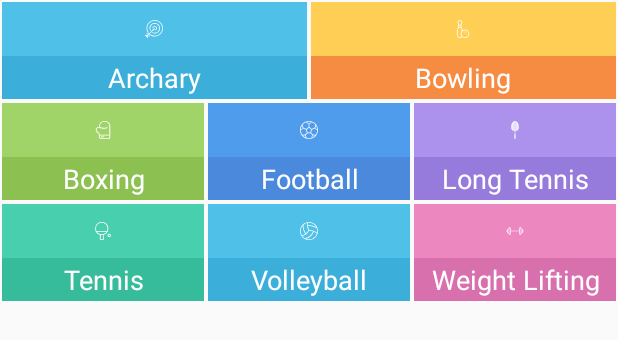
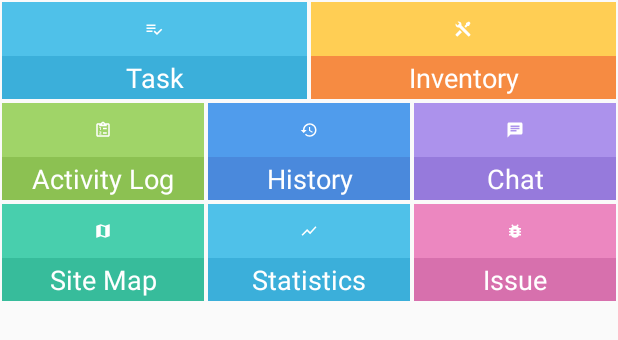
Before and after one commit to mknishad/suffix-field-force-android, an Android app: the layout fragment_home.xml on its own in the app's theme, with its tools: preview values and no code run, on a phone screen of 412 x 824 dp. Shown: the top 340 px of the screen. Run offline under Robolectric (Android 15) with nearby library versions, the phone set to English and light mode, and no system bars.

Commit message:
update home fragment items

```diff
--- /dev/null
+++ b/app/src/main/res/drawable/ic_chat_white_24dp.xml
@@ -0,0 +1,5 @@
+<vector android:height="24dp" android:tint="#FFFFFF"
+    android:viewportHeight="24.0" android:viewportWidth="24.0"
+    android:width="24dp" xmlns:android="http://schemas.android.com/apk/res/android">
+    <path android:fillColor="#FF000000" android:pathData="M20,2L4,2c-1.1,0 -1.99,0.9 -1.99,2L2,22l4,-4h14c1.1,0 2,-0.9 2,-2L22,4c0,-1.1 -0.9,-2 -2,-2zM6,9h12v2L6,11L6,9zM14,14L6,14v-2h8v2zM18,8L6,8L6,6h12v2z"/>
+</vector>
--- /dev/null
+++ b/app/src/main/res/drawable/ic_history_white_24dp.xml
@@ -0,0 +1,5 @@
+<vector android:height="24dp" android:tint="#FFFFFF"
+    android:viewportHeight="24.0" android:viewportWidth="24.0"
+    android:width="24dp" xmlns:android="http://schemas.android.com/apk/res/android">
+    <path android:fillColor="#FF000000" android:pathData="M13,3c-4.97,0 -9,4.03 -9,9L1,12l3.89,3.89 0.07,0.14L9,12L6,12c0,-3.87 3.13,-7 7,-7s7,3.13 7,7 -3.13,7 -7,7c-1.93,0 -3.68,-0.79 -4.94,-2.06l-1.42,1.42C8.27,19.99 10.51,21 13,21c4.97,0 9,-4.03 9,-9s-4.03,-9 -9,-9zM12,8v5l4.28,2.54 0.72,-1.21 -3.5,-2.08L13.5,8L12,8z"/>
+</vector>
--- /dev/null
+++ b/app/src/main/res/drawable/ic_issue_white_24dp.xml
@@ -0,0 +1,5 @@
+<vector android:height="24dp" android:tint="#FFFFFF"
+    android:viewportHeight="24.0" android:viewportWidth="24.0"
+    android:width="24dp" xmlns:android="http://schemas.android.com/apk/res/android">
+    <path android:fillColor="#FF000000" android:pathData="M20,8h-2.81c-0.45,-0.78 -1.07,-1.45 -1.82,-1.96L17,4.41 15.59,3l-2.17,2.17C12.96,5.06 12.49,5 12,5c-0.49,0 -0.96,0.06 -1.41,0.17L8.41,3 7,4.41l1.62,1.63C7.88,6.55 7.26,7.22 6.81,8L4,8v2h2.09c-0.05,0.33 -0.09,0.66 -0.09,1v1L4,12v2h2v1c0,0.34 0.04,0.67 0.09,1L4,16v2h2.81c1.04,1.79 2.97,3 5.19,3s4.15,-1.21 5.19,-3L20,18v-2h-2.09c0.05,-0.33 0.09,-0.66 0.09,-1v-1h2v-2h-2v-1c0,-0.34 -0.04,-0.67 -0.09,-1L20,10L20,8zM14,16h-4v-2h4v2zM14,12h-4v-2h4v2z"/>
+</vector>
--- /dev/null
+++ b/app/src/main/res/drawable/ic_list_white_24dp.xml
@@ -0,0 +1,5 @@
+<vector android:height="24dp" android:tint="#FFFFFF"
+    android:viewportHeight="24.0" android:viewportWidth="24.0"
+    android:width="24dp" xmlns:android="http://schemas.android.com/apk/res/android">
+    <path android:fillColor="#FF000000" android:pathData="M3,13h2v-2L3,11v2zM3,17h2v-2L3,15v2zM3,9h2L5,7L3,7v2zM7,13h14v-2L7,11v2zM7,17h14v-2L7,15v2zM7,7v2h14L21,7L7,7z"/>
+</vector>
--- /dev/null
+++ b/app/src/main/res/drawable/ic_log_white_24dp.xml
@@ -0,0 +1,5 @@
+<vector android:height="24dp" android:tint="#FFFFFF"
+    android:viewportHeight="24.0" android:viewportWidth="24.0"
+    android:width="24dp" xmlns:android="http://schemas.android.com/apk/res/android">
+    <path android:fillColor="#FF000000" android:pathData="M19 3H14.82C14.4 1.84 13.3 1 12 1S9.6 1.84 9.18 3H5C3.9 3 3 3.9 3 5V19C3 20.1 3.9 21 5 21H19C20.1 21 21 20.1 21 19V5C21 3.9 20.1 3 19 3M12 3C12.55 3 13 3.45 13 4S12.55 5 12 5 11 4.55 11 4 11.45 3 12 3M7 7H17V5H19V19H5V5H7V7M12 17V15H17V17H12M12 11V9H17V11H12M8 12V9H7V8H9V12H8M9.25 14C9.66 14 10 14.34 10 14.75C10 14.95 9.92 15.14 9.79 15.27L8.12 17H10V18H7V17.08L9 15H7V14H9.25"/>
+</vector>
--- /dev/null
+++ b/app/src/main/res/drawable/ic_map_white_24dp.xml
@@ -0,0 +1,5 @@
+<vector android:height="24dp" android:tint="#FFFFFF"
+    android:viewportHeight="24.0" android:viewportWidth="24.0"
+    android:width="24dp" xmlns:android="http://schemas.android.com/apk/res/android">
+    <path android:fillColor="#FF000000" android:pathData="M20.5,3l-0.16,0.03L15,5.1 9,3 3.36,4.9c-0.21,0.07 -0.36,0.25 -0.36,0.48V20.5c0,0.28 0.22,0.5 0.5,0.5l0.16,-0.03L9,18.9l6,2.1 5.64,-1.9c0.21,-0.07 0.36,-0.25 0.36,-0.48V3.5c0,-0.28 -0.22,-0.5 -0.5,-0.5zM15,19l-6,-2.11V5l6,2.11V19z"/>
+</vector>
--- /dev/null
+++ b/app/src/main/res/drawable/ic_playlist_add_check_white_24dp.xml
@@ -0,0 +1,5 @@
+<vector android:height="24dp" android:tint="#FFFFFF"
+    android:viewportHeight="24.0" android:viewportWidth="24.0"
+    android:width="24dp" xmlns:android="http://schemas.android.com/apk/res/android">
+    <path android:fillColor="#FF000000" android:pathData="M14,10L2,10v2h12v-2zM14,6L2,6v2h12L14,6zM2,16h8v-2L2,14v2zM21.5,11.5L23,13l-6.99,7 -4.51,-4.5L13,14l3.01,3 5.49,-5.5z"/>
+</vector>
--- /dev/null
+++ b/app/src/main/res/drawable/ic_show_chart_white_24dp.xml
@@ -0,0 +1,5 @@
+<vector android:height="24dp" android:tint="#FFFFFF"
+    android:viewportHeight="24.0" android:viewportWidth="24.0"
+    android:width="24dp" xmlns:android="http://schemas.android.com/apk/res/android">
+    <path android:fillColor="#FF000000" android:pathData="M3.5,18.49l6,-6.01 4,4L22,6.92l-1.41,-1.41 -7.09,7.97 -4,-4L2,16.99z"/>
+</vector>
--- /dev/null
+++ b/app/src/main/res/drawable/ic_tools_white_24dp.xml
@@ -0,0 +1,5 @@
+<vector android:height="24dp" android:tint="#FFFFFF"
+    android:viewportHeight="24.0" android:viewportWidth="24.0"
+    android:width="24dp" xmlns:android="http://schemas.android.com/apk/res/android">
+    <path android:fillColor="#FF000000" android:pathData="M21.71 20.29L20.29 21.71A1 1 0 0 1 18.88 21.71L7 9.85A3.81 3.81 0 0 1 6 10A4 4 0 0 1 2.22 4.7L4.76 7.24L5.29 6.71L6.71 5.29L7.24 4.76L4.7 2.22A4 4 0 0 1 10 6A3.81 3.81 0 0 1 9.85 7L21.71 18.88A1 1 0 0 1 21.71 20.29M2.29 18.88A1 1 0 0 0 2.29 20.29L3.71 21.71A1 1 0 0 0 5.12 21.71L10.59 16.25L7.76 13.42M20 2L16 4V6L13.83 8.17L15.83 10.17L18 8H20L22 4Z"/>
+</vector>
--- a/app/src/main/res/layout/fragment_home.xml
+++ b/app/src/main/res/layout/fragment_home.xml
@@ -31,7 +31,7 @@
                     android:layout_height="@dimen/layout_height_10"
                     android:layout_gravity="center"
                     android:layout_marginTop="@dimen/layout_margin_10"
-                    android:src="@drawable/ic_icon_archary"
+                    android:src="@drawable/ic_playlist_add_check_white_24dp"
                     android:tint="@color/colorWhite" />
 
                 <TextView
@@ -40,7 +40,7 @@
                     android:layout_marginTop="@dimen/layout_margin_10"
                     android:background="@color/colorAquaDark"
                     android:gravity="center"
-                    android:text="Archary"
+                    android:text="@string/task"
                     android:padding="2dp"
                     android:textColor="@color/colorWhite"
                     android:textSize="18sp" />
@@ -60,7 +60,7 @@
                     android:layout_height="@dimen/layout_height_10"
                     android:layout_gravity="center"
                     android:layout_marginTop="@dimen/layout_margin_10"
-                    android:src="@drawable/ic_icon_bowling"
+                    android:src="@drawable/ic_tools_white_24dp"
                     android:tint="@color/colorWhite" />
 
                 <TextView
@@ -69,7 +69,7 @@
                     android:layout_marginTop="@dimen/layout_margin_10"
                     android:background="@color/colorFlowerDark"
                     android:gravity="center"
-                    android:text="Bowling"
+                    android:text="@string/inventory"
                     android:padding="2dp"
                     android:textColor="@color/colorWhite"
                     android:textSize="18sp" />
@@ -98,7 +98,7 @@
                     android:layout_height="@dimen/layout_height_10"
                     android:layout_gravity="center"
                     android:layout_marginTop="@dimen/layout_margin_10"
-                    android:src="@drawable/ic_icon_boxing"
+                    android:src="@drawable/ic_log_white_24dp"
                     android:tint="@color/colorWhite" />
 
                 <TextView
@@ -107,7 +107,7 @@
                     android:layout_marginTop="@dimen/layout_margin_10"
                     android:background="@color/colorGrassDark"
                     android:gravity="center"
-                    android:text="Boxing"
+                    android:text="@string/activity_log"
                     android:padding="2dp"
                     android:textColor="@color/colorWhite"
                     android:textSize="18sp" />
@@ -127,7 +127,7 @@
                     android:layout_height="@dimen/layout_height_10"
                     android:layout_gravity="center"
                     android:layout_marginTop="@dimen/layout_margin_10"
-                    android:src="@drawable/ic_icon_football"
+                    android:src="@drawable/ic_history_white_24dp"
                     android:tint="@color/colorWhite" />
 
                 <TextView
@@ -136,7 +136,7 @@
                     android:layout_marginTop="@dimen/layout_margin_10"
                     android:background="@color/colorBlueJeansDark"
                     android:gravity="center"
-                    android:text="Football"
+                    android:text="@string/history"
                     android:padding="2dp"
                     android:textColor="@color/colorWhite"
                     android:textSize="18sp" />
@@ -156,7 +156,7 @@
                     android:layout_height="@dimen/layout_height_10"
                     android:layout_gravity="center"
                     android:layout_marginTop="@dimen/layout_margin_10"
-                    android:src="@drawable/ic_icon_lontenis"
+                    android:src="@drawable/ic_chat_white_24dp"
                     android:tint="@color/colorWhite" />
 
                 <TextView
@@ -165,7 +165,7 @@
                     android:layout_marginTop="@dimen/layout_margin_10"
                     android:background="@color/colorLavanderDark"
                     android:gravity="center"
-                    android:text="Long Tennis"
+                    android:text="@string/chat"
                     android:padding="2dp"
                     android:textColor="@color/colorWhite"
                     android:textSize="18sp" />
@@ -194,7 +194,7 @@
                     android:layout_height="@dimen/layout_height_10"
                     android:layout_gravity="center"
                     android:layout_marginTop="@dimen/layout_margin_10"
-                    android:src="@drawable/ic_icon_tenis"
+                    android:src="@drawable/ic_map_white_24dp"
                     android:tint="@color/colorWhite" />
 
                 <TextView
@@ -203,7 +203,7 @@
                     android:layout_marginTop="@dimen/layout_margin_10"
                     android:background="@color/colorMintDark"
                     android:gravity="center"
-                    android:text="Tennis"
+                    android:text="@string/site_map"
                     android:padding="2dp"
                     android:textColor="@color/colorWhite"
                     android:textSize="18sp" />
@@ -223,7 +223,7 @@
                     android:layout_height="@dimen/layout_height_10"
                     android:layout_gravity="center"
                     android:layout_marginTop="@dimen/layout_margin_10"
-                    android:src="@drawable/ic_icon_volleyball"
+                    android:src="@drawable/ic_show_chart_white_24dp"
                     android:tint="@color/colorWhite" />
 
                 <TextView
@@ -232,7 +232,7 @@
                     android:layout_marginTop="@dimen/layout_margin_10"
                     android:background="@color/colorAquaDark"
                     android:gravity="center"
-                    android:text="Volleyball"
+                    android:text="@string/statistics"
                     android:padding="2dp"
                     android:textColor="@color/colorWhite"
                     android:textSize="18sp" />
@@ -252,7 +252,7 @@
                     android:layout_height="@dimen/layout_height_10"
                     android:layout_gravity="center"
                     android:layout_marginTop="@dimen/layout_margin_10"
-                    android:src="@drawable/ic_icon_weight_lefting"
+                    android:src="@drawable/ic_issue_white_24dp"
                     android:tint="@color/colorWhite" />
 
                 <TextView
@@ -261,7 +261,7 @@
                     android:layout_marginTop="@dimen/layout_margin_10"
                     android:background="@color/colorPinkRoseDark"
                     android:gravity="center"
-                    android:text="Weight Lifting"
+                    android:text="@string/issue"
                     android:padding="2dp"
                     android:textColor="@color/colorWhite"
                     android:textSize="18sp" />
--- a/app/src/main/res/values/strings.xml
+++ b/app/src/main/res/values/strings.xml
@@ -13,4 +13,12 @@
     <string name="menu_tools">Tools</string>
     <string name="menu_share">Share</string>
     <string name="menu_send">Send</string>
+    <string name="task">Task</string>
+    <string name="inventory">Inventory</string>
+    <string name="activity_log">Activity Log</string>
+    <string name="history">History</string>
+    <string name="chat">Chat</string>
+    <string name="site_map">Site Map</string>
+    <string name="statistics">Statistics</string>
+    <string name="issue">Issue</string>
 </resources>
```
